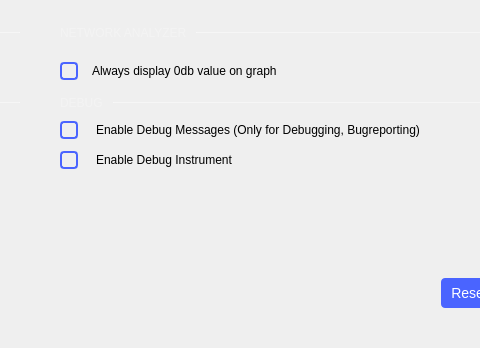
Qt form ui/preferences.ui (analogdevicesinc/scopy) before a commit; both pictures show x 501 to 981 and y 429 to 777 of the 1082 by 777 pixel window.
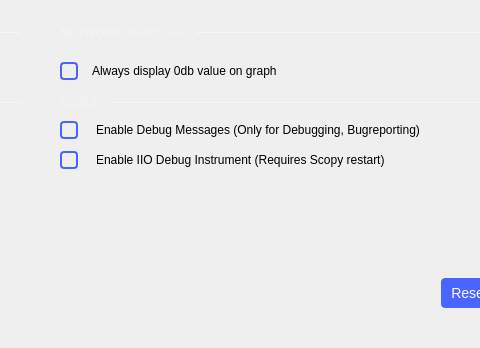
The same form after that commit. Custom widgets are drawn as their Qt base class.

Commit message:
Preferences: changed debug instrument label
Debug instrument requires restart to enable

What changed in the file:
```diff
--- a/ui/preferences.ui
+++ b/ui/preferences.ui
@@ -1677,7 +1677,7 @@
                <item>
                 <widget class="QLabel" name="label_26">
                  <property name="text">
-                  <string>Enable Debug Instrument</string>
+                  <string>Enable IIO Debug Instrument (Requires Scopy restart)</string>
                  </property>
                 </widget>
                </item>
```
